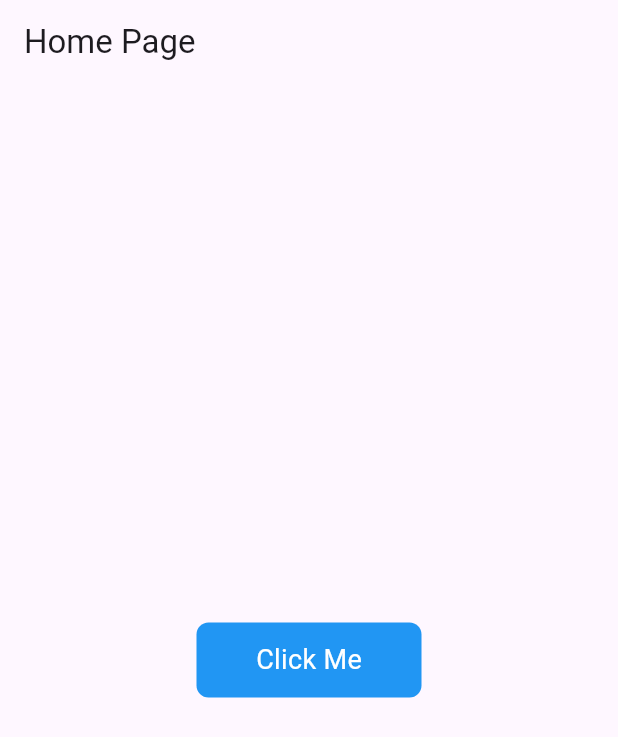
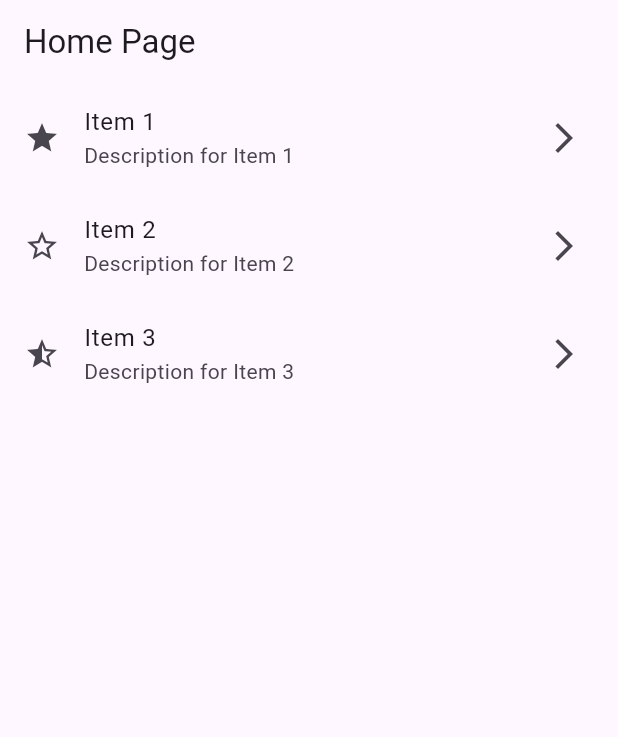
Before and after one commit to KodewithArun/Flutter-Complete-Learning---Arun, a Flutter app: the screen it shows after launch, on a phone screen of 412 x 824 dp. Shown: the top 737 px of the screen. Run offline on Flutter 3.47's test engine with Material 3 defaults, Android fonts, the phone set to English and light mode, and no system bars.

Commit message:
day8: listview simple using listtile

```diff
--- a/lib/screens/HomePage.dart
+++ b/lib/screens/HomePage.dart
@@ -9,28 +9,28 @@ class HomePage extends StatelessWidget {
       appBar: AppBar(
         title: Text("Home Page"),
       ),
-      body: Center(
-        child: InkWell(
-
-          onTap: () {
-            print("Tapped");
-          },
-          child: Container(
-            decoration: BoxDecoration(
-              borderRadius: BorderRadius.circular(8),
-              color: Colors.blue,
-            ),
-            height: 50,
-            width: 150,
-            child: Center(
-              child: Text(
-                "Click Me",
-                style: TextStyle(color: Colors.white, fontSize: 18),
-              ),
-            ),
+      body: ListView(
+        children: [
+          ListTile(
+            title: Text("Item 1"),
+            subtitle: Text("Description for Item 1"),
+            leading: Icon(Icons.star),
+            trailing: Icon(Icons.arrow_forward_ios),
           ),
-        ),
-      ),
+          ListTile(
+            title: Text("Item 2"),
+            subtitle: Text("Description for Item 2"),
+            leading: Icon(Icons.star_border),
+            trailing: Icon(Icons.arrow_forward_ios),
+          ),
+          ListTile(
+            title: Text("Item 3"),
+            subtitle: Text("Description for Item 3"),
+            leading: Icon(Icons.star_half),
+            trailing: Icon(Icons.arrow_forward_ios),
+          ),
+        ],
+      )
     );
   }
 }
```
